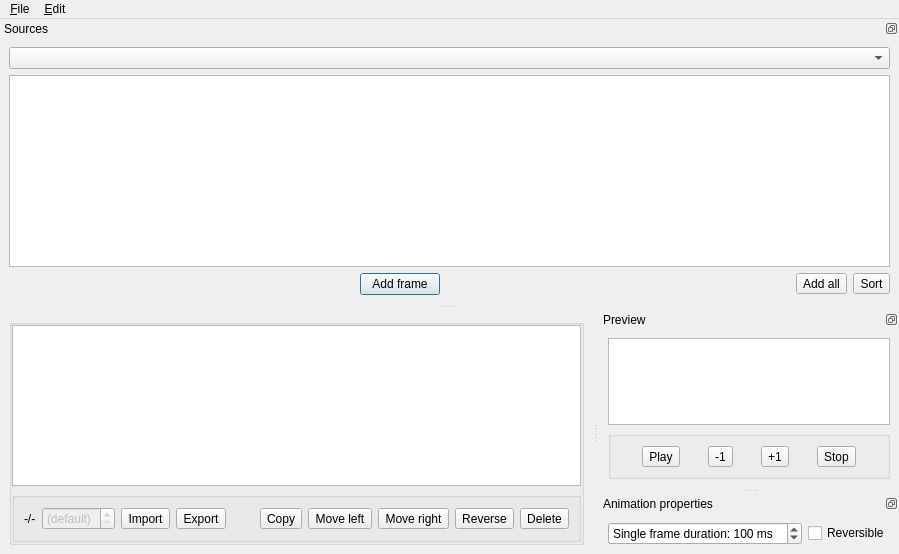
The window that animation-editor/editor.ui (dos1/libsuperderpy-utils) describes before a commit, drawn with Qt 5.
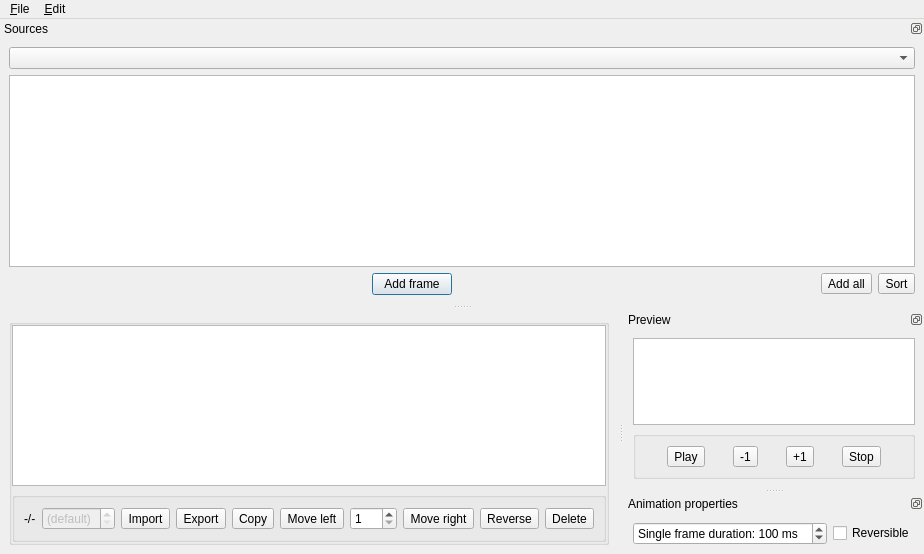
The same window after the commit. Icons and pictures are not drawn. Custom widgets are drawn as their Qt base class.

Commit message: animation-editor: Allow to choose the number of frames to move left/right

```diff
--- a/animation-editor/editor.ui
+++ b/animation-editor/editor.ui
@@ -218,6 +218,19 @@
               </property>
              </widget>
             </item>
+            <item>
+             <widget class="QSpinBox" name="moveNumber">
+              <property name="minimum">
+               <number>1</number>
+              </property>
+              <property name="maximum">
+               <number>999</number>
+              </property>
+              <property name="stepType">
+               <enum>QAbstractSpinBox::AdaptiveDecimalStepType</enum>
+              </property>
+             </widget>
+            </item>
             <item>
              <widget class="QToolButton" name="moveRight">
               <property name="toolTip">
```
The commit also changes 2 other files.
